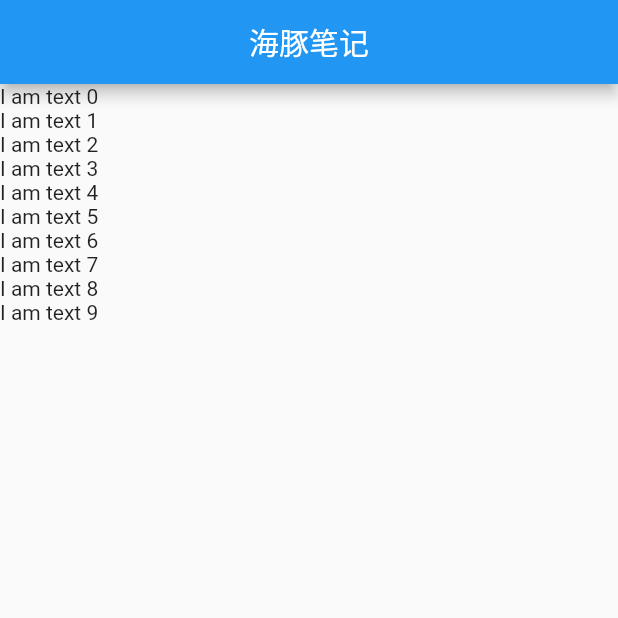
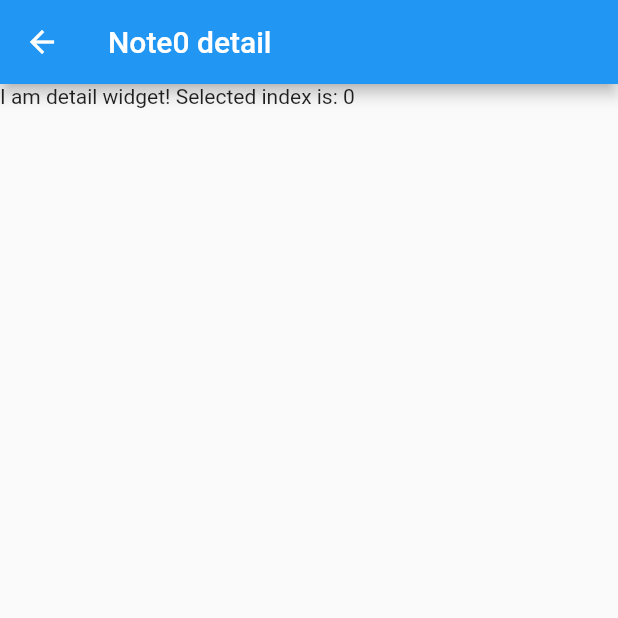
Before and after one commit to jims57/seal_note, a Flutter app: the screen it shows after launch, after a tap on an icon or button, on a phone screen of 412 x 824 dp, the top half of it. Run offline on Flutter 3.47's test engine with Material 2 defaults, Android fonts, the light colour scheme and no system bars; our stand-ins replace moor, moor_ffi; generated files the repository leaves out were written again.

Commit message:
Added MaterialPageRoute to DetailPage.

```diff
--- /dev/null
+++ b/lib/ui/Detail/DetailPage.dart
@@ -0,0 +1,22 @@
+import 'package:flutter/material.dart';
+
+import 'DetailWidget.dart';
+
+class DetailPage extends StatefulWidget {
+  DetailPage(this.selectedIndex);
+
+  final int selectedIndex;
+
+  @override
+  State<StatefulWidget> createState() => _DetailPageState();
+}
+
+class _DetailPageState extends State<DetailPage> {
+  @override
+  Widget build(BuildContext context) {
+    return Scaffold(
+      appBar: AppBar(title: Text('Note${widget.selectedIndex} detail'),),
+      body: DetailWidget(widget.selectedIndex),
+    );
+  }
+}
--- /dev/null
+++ b/lib/ui/Detail/DetailWidget.dart
@@ -0,0 +1,18 @@
+import 'package:flutter/material.dart';
+
+class DetailWidget extends StatefulWidget {
+  DetailWidget(this.selectedIndex);
+
+  final int selectedIndex;
+
+  @override
+  State<StatefulWidget> createState() => _DetailWidgetState();
+}
+
+class _DetailWidgetState extends State<DetailWidget> {
+  @override
+  Widget build(BuildContext context) {
+    return Text(
+        'I am detail widget! Selected index is: ${widget.selectedIndex}');
+  }
+}
--- a/lib/ui/MasterDetailPage.dart
+++ b/lib/ui/MasterDetailPage.dart
@@ -1,5 +1,8 @@
 import 'package:flutter/material.dart';
+import 'package:seal_note/ui/Detail/DetailWidget.dart';
 import 'package:seal_note/ui/ItemListWidget.dart';
+
+import 'Detail/DetailPage.dart';
 
 class MasterDetailPage extends StatefulWidget {
   @override
@@ -31,19 +34,22 @@
                 child: ItemListWidget(
                     itemCount: 10,
                     onItemSelected: (idx) {
-                      setState(() {
-                        selectedIndex = idx;
-                      });
+                      if (isLargeScreen) {
+                        setState(() {
+                          selectedIndex = idx;
+                        });
+                      } else {
+                        Navigator.of(context)
+                            .push(MaterialPageRoute(builder: (context) {
+                          return DetailPage(idx);
+                        }));
+                      }
                     }),
               ),
               (isLargeScreen
                   ? Expanded(
                       flex: 2,
-                      child: Container(
-                        height: MediaQuery.of(context).size.height,
-                        color: Colors.green,
-                        child: Text('Selected index is: $selectedIndex'),
-                      ),
+                      child: DetailWidget(selectedIndex),
                     )
                   : Container()),
             ],
```
Also changed, not shown: 1 other file.
